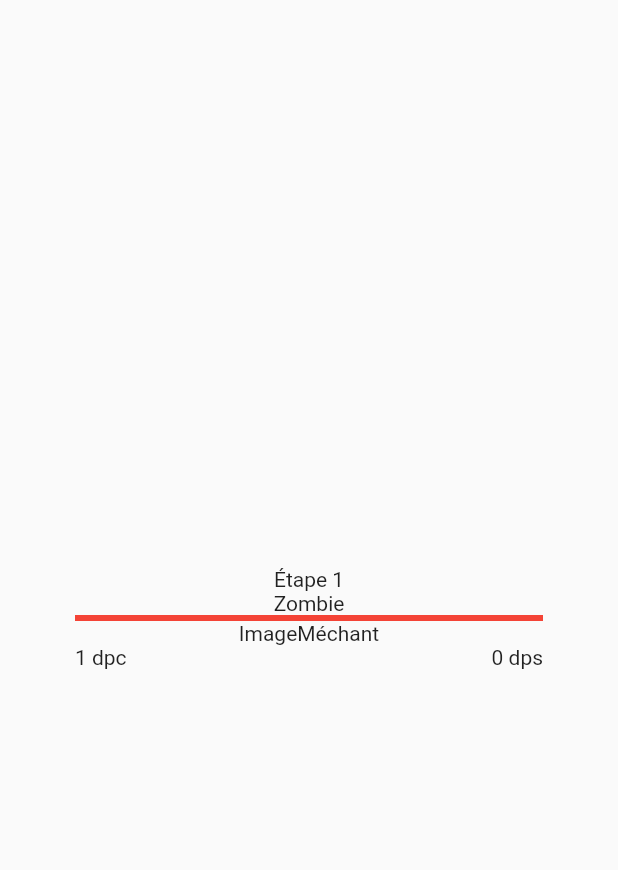
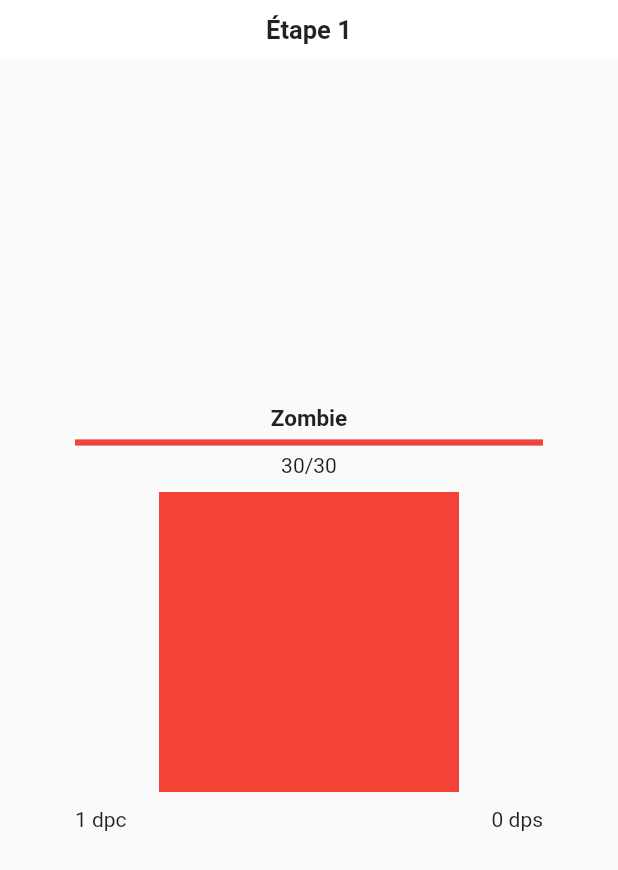
Before and after one commit to SonexGit/amaterasu, a Flutter app: the FightScreen screen opened directly, on a phone screen of 412 x 824 dp. Shown: the top 870 px of the screen. Run offline on Flutter 3.47's test engine with Material 2 defaults, Android fonts, the light colour scheme and no system bars; missing offline and left inert: animated_button, snapping_sheet.

Commit message:
Petites améliorations

```diff
--- a/lib/screens/fight/fight_screen.dart
+++ b/lib/screens/fight/fight_screen.dart
@@ -41,20 +41,20 @@ class _FightScreenState extends State<FightScreen> {
   // }
 
   _onTapDown(TapDownDetails details) {
-    setState(() {
-      _widgetVisibility.add(1.0);
-      var effect = Positioned(
-        left: details.localPosition.dx,
-        top: details.localPosition.dy - 10,
-        child: AnimatedOpacity(
-            opacity: _widgetVisibility[widgetIndex],
-            duration: const Duration(milliseconds: 500),
-            child: const Text("-1")));
-      tapEffectsWidgets.add(effect);
-      _widgetVisibility[widgetIndex] = 0.0;
-      _widgetVisibility.removeAt(widgetIndex);
-      widgetIndex++;
-    });
+    // setState(() {
+    //   _widgetVisibility.add(1.0);
+    //   var effect = Positioned(
+    //     left: details.localPosition.dx,
+    //     top: details.localPosition.dy - 10,
+    //     child: AnimatedOpacity(
+    //         opacity: _widgetVisibility[widgetIndex],
+    //         duration: const Duration(milliseconds: 500),
+    //         child: const Text("-1")));
+    //   tapEffectsWidgets.add(effect);
+    //   _widgetVisibility[widgetIndex] = 0.0;
+    //   _widgetVisibility.removeAt(widgetIndex);
+    //   widgetIndex++;
+    // });
   }
 
   @override
@@ -75,6 +75,22 @@ class _FightScreenState extends State<FightScreen> {
                 },
                 child: Stack(
                     children: <Widget>[
+                          ColoredBox(
+                            color: Colors.white,
+                            child: Padding(
+                              padding:
+                                  const EdgeInsets.symmetric(vertical: 10.0),
+                              child: Row(
+                                  mainAxisAlignment: MainAxisAlignment.center,
+                                  children: [
+                                    Text(
+                                        "Étape ${player.gameModesFloor[player.gameMode]}",
+                                        style: const TextStyle(
+                                            fontWeight: FontWeight.bold,
+                                            fontSize: 17))
+                                  ]),
+                            ),
+                          ),
                           Padding(
                             padding:
                                 const EdgeInsets.symmetric(horizontal: 50.0),
@@ -82,11 +98,21 @@ class _FightScreenState extends State<FightScreen> {
                               mainAxisAlignment: MainAxisAlignment.center,
                               mainAxisSize: MainAxisSize.max,
                               children: [
-                                Text("Étape ${player.gameModesFloor[player.gameMode]}"),
-                                Text(enemy.name),
+                                Text(enemy.name,
+                                    style: const TextStyle(
+                                        fontWeight: FontWeight.bold,
+                                        fontSize: 15)),
+                                const SizedBox(height: 5),
                                 EnemyHealthBar(
                                     value: enemy.health / enemy.maxHealth),
-                                const Text("ImageMéchant"),
+                                const SizedBox(height: 5),
+                                Text("${enemy.health}/${enemy.maxHealth}"),
+                                const SizedBox(height: 10),
+                                const SizedBox(
+                                    width: 200,
+                                    height: 200,
+                                    child: ColoredBox(color: Colors.red)),
+                                const SizedBox(height: 10),
                                 Row(
                                   mainAxisAlignment:
                                       MainAxisAlignment.spaceBetween,
```
Also changed, not shown: lib/screens/core.dart (+11 -2 lines).
